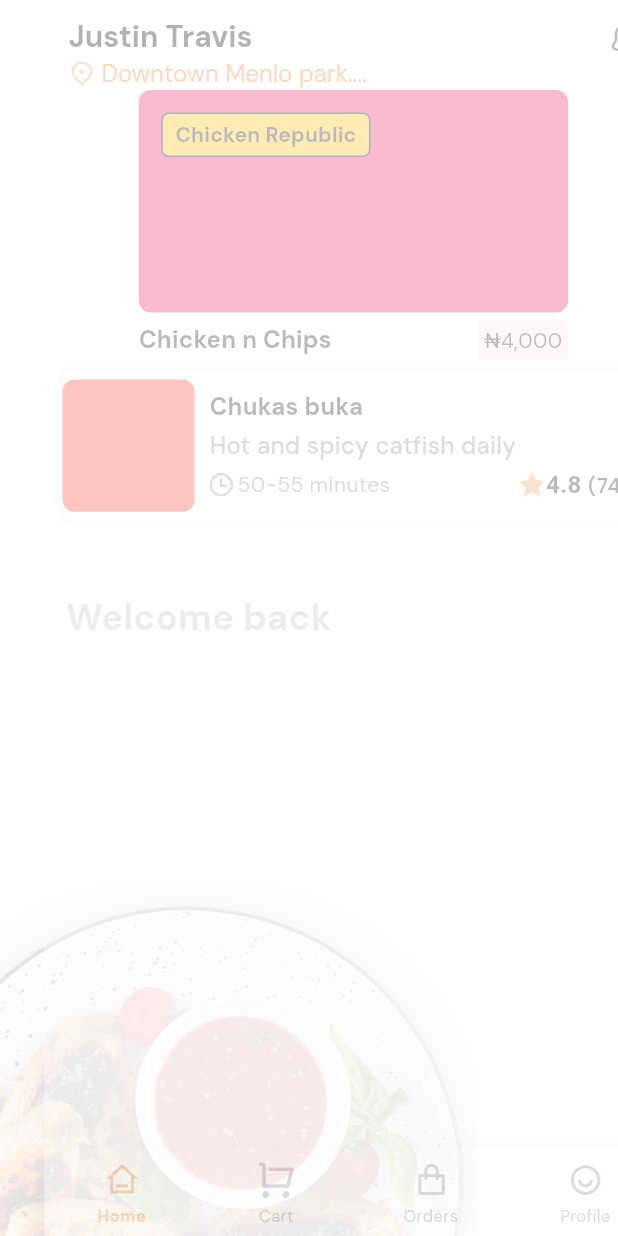
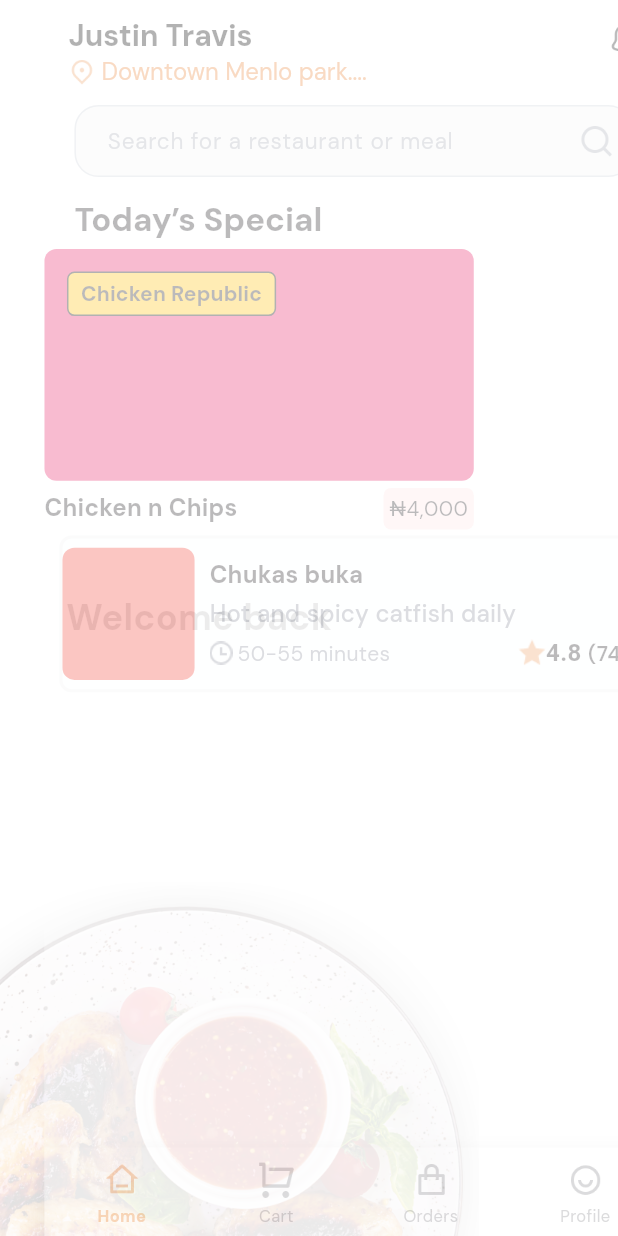
Before and after one commit to oyen-bright/kula, a Flutter app: the screen it shows after launch, after a tap on "signIn", on a phone screen of 412 x 824 dp. Run offline on Flutter 3.47's test engine with Material 3 defaults, Android fonts, the phone set to English and light mode, and no system bars; drawn by our look-alikes of auto_size_text; our stand-ins replace flutter_animate, flutter_bloc, flutter_dotenv, flutter_screenutil, freezed_annotation, go_router and 3 more; accounts and stored records are empty.

Commit message:
order section UI implemented

```diff
--- a/lib/config/app_routes.dart
+++ b/lib/config/app_routes.dart
@@ -11,6 +11,7 @@ class AppRoutes {
   static const String splash = '/splash';
   static const String login = '/login';
   static const String loginWelcome = '$login/welcome';
+
   static const String signUp = '/sign-up';
   static const String signUpWelcome = '$signUp/welcome';
   static const String signUpPhoneVerification = '$signUp/phone-verification';
@@ -20,7 +21,9 @@ class AppRoutes {
 
   static const String home = '/home';
   static const String cart = '/cart';
+
   static const String orders = '/orders';
+
   static const String profile = '/profile';
   static const String profileDetails = '$profile/profile-details';
   static const String profileManageAddress = '$profile/profile-manage-address';
@@ -31,4 +34,5 @@ class AppRoutes {
   static const String profilePrivacyPolicies = '$profile/privacy-policies';
 
   static const String addAddress = '/add-address';
+  static const String orderDetails = '/order-details';
 }
--- a/lib/extensions/widget.dart
+++ b/lib/extensions/widget.dart
@@ -13,6 +13,7 @@ extension Show on Widget {
       bool? expand,
       bool invert = false,
       double? elevation,
+      Color? barrierColor,
       bool isScrollControlled = false,
       HapticFeedbackType? hapticType = HapticFeedbackType.selection,
       bool? bottomSafeArea}) {
@@ -28,6 +29,7 @@ extension Show on Widget {
         context: context,
         elevation: elevation,
         topSafeArea: topSafeArea,
+        barrierColor: barrierColor,
         bottomSafeArea: bottomSafeArea ?? true,
         isDismissible: isDismissible,
         backgroundColor: backgroundColor,
--- a/lib/router/app_router.dart
+++ b/lib/router/app_router.dart
@@ -16,6 +16,8 @@ import 'package:kula/ui/views/authentication/sign_up/sign_up_welcome.dart';
 import 'package:kula/ui/views/authentication/sign_up/user_details.dart';
 import 'package:kula/ui/views/bottom_navigator/bottom_navigator.dart';
 import 'package:kula/ui/views/home/home_view.dart';
+import 'package:kula/ui/views/orders/order_details_view.dart';
+import 'package:kula/ui/views/orders/orders_view.dart';
 import 'package:kula/ui/views/profile/profile_customer_suport.dart';
 import 'package:kula/ui/views/profile/profile_details_view.dart';
 import 'package:kula/ui/views/profile/profile_feedback.dart';
--- a/lib/router/routes/general_routes.dart
+++ b/lib/router/routes/general_routes.dart
@@ -18,6 +18,17 @@ class General {
       pageBuilder: (context, state) {
         return AppRouter.setupPage(
           child: const AddAddress(),
+          state: state,
+        );
+      },
+    ),
+
+    GoRoute(
+      parentNavigatorKey: AppRouter.parentNavigatorKey,
+      path: AppRoutes.orderDetails,
+      pageBuilder: (context, state) {
+        return AppRouter.setupPage(
+          child: const OrderDetailsView(),
           state: state,
         );
       },
--- a/lib/router/routes/order_routes.dart
+++ b/lib/router/routes/order_routes.dart
@@ -7,7 +7,7 @@ class Orders {
       path: AppRoutes.orders,
       pageBuilder: (context, state) {
         return AppRouter.setupPage(
-          child: const Center(child: Text("Orders")),
+          child: const OrdersView(),
           state: state,
         );
       },
--- a/lib/themes/app_colors.dart
+++ b/lib/themes/app_colors.dart
@@ -31,4 +31,8 @@ class AppColors {
   static const slateGrey = Color(0xFF8C919E);
   static const goldenrodColor = Color(0xFFD4AD20);
   static const babyBlue = Color(0xFFE7F4F7);
+  static const lightGreyColor = Color(0xFFDEDEDE);
+
+  static const lightGray = Color(0xFFA8A8A8);
+  static const offWhiteColor = Color(0xFFF2F3F5);
 }
--- a/lib/themes/app_text_styles.dart
+++ b/lib/themes/app_text_styles.dart
@@ -38,5 +38,5 @@ class AppTextStyles {
       TextStyle(fontWeight: FontWeight.w300, fontSize: 14);
 
   static const TextStyle tabBarLabelTextStyle =
-      TextStyle(fontWeight: FontWeight.w700, fontSize: 17);
+      TextStyle(fontWeight: FontWeight.w600, fontSize: 15);
 }
--- a/lib/themes/app_theme.dart
+++ b/lib/themes/app_theme.dart
@@ -96,10 +96,18 @@ class AppTheme {
 
   static TabBarTheme get tabBarTheme {
     return TabBarTheme(
-      unselectedLabelColor: colorScheme.background,
-      labelColor: colorScheme.primary,
+      unselectedLabelColor: AppColors.greyTextColor,
+      labelColor: Colors.black,
+      unselectedLabelStyle: AppTextStyles.tabBarLabelTextStyle,
       labelStyle: AppTextStyles.tabBarLabelTextStyle,
-      indicator: const BoxDecoration(color: Colors.red),
+      indicator: BoxDecoration(
+        border: Border(
+          bottom: BorderSide(
+            color: colorScheme.primary,
+            width: 2.0,
+          ),
+        ),
+      ),
       indicatorColor: Colors.yellow,
     );
   }
--- a/lib/ui/components/inputs/text_field_input.dart
+++ b/lib/ui/components/inputs/text_field_input.dart
@@ -210,8 +210,8 @@ class _AppTextFieldState extends State<AppTextField> {
             suffixText: widget.suffixText,
             prefixText: widget.prefixText,
             fillColor: isFilled
-                ? AppColors.inputFieldFillColor
-                : AppColors.emptyInputFieldFillColor,
+                ? widget.backgroundColor ?? AppColors.inputFieldFillColor
+                : widget.backgroundColor ?? AppColors.emptyInputFieldFillColor,
             hintText: widget.hintText,
             labelText: widget.labelText,
             hintStyle: TextStyle(
--- a/lib/ui/views/home/home_view.dart
+++ b/lib/ui/views/home/home_view.dart
@@ -3,8 +3,10 @@ import 'package:flutter/material.dart';
 import 'package:flutter_screenutil/flutter_screenutil.dart';
 import 'package:kula/config/app_constants.dart';
 import 'package:kula/extensions/context.dart';
+import 'package:kula/extensions/widget.dart';
 import 'package:kula/themes/app_colors.dart';
 import 'package:kula/themes/app_images.dart';
+import 'package:kula/ui/components/inputs/text_field_input.dart';
 
 class HomeView extends StatelessWidget {
   const HomeView({super.key});
@@ -16,7 +18,7 @@ class HomeView extends StatelessWidget {
         child: CustomScrollView(
           slivers: [
             SliverAppBar(
-              pinned: false,
+              pinned: true,
               collapsedHeight: 60,
               toolbarHeight: 60,
               floating: true,
@@ -64,27 +66,42 @@ class HomeView extends StatelessWidget {
                           style: TextStyle(fontSize: 16)),
                     ],
                   ),
+                  const SizedBox(
+                    height: 2,
+                  ),
                 ],
               ),
             ),
-            // SliverPersistentHeader(
-            //     pinned: true,
-            //     delegate: PersistentHeader(
-            //       (shrinkOffset) => AppTextField(
-            //         hintColor: const Color.fromARGB(255, 170, 174, 184),
-            //         suffixIcon: Image.asset(
-            //           AppImages.searchIcon,
-            //           scale: 2,
-            //         ),
-            //         hintText: "Fried Rice",
-            //       ),
-            //     )),
             SliverToBoxAdapter(
               child: Column(
+                crossAxisAlignment: CrossAxisAlignment.start,
                 children: [
-                  SizedBox(
+                  const SizedBox(
+                    height: 10,
+                  ),
+                  AppTextField(
+                      hintColor: const Color.fromARGB(255, 170, 174, 184),
+                      hintText: "Search for a restaurant or meal",
+                      suffixIcon: Image.asset(
+                        AppImages.searchIcon,
+                        scale: 2,
+                      )).withHorViewPadding,
+                  const SizedBox(
+                    height: 15,
+                  ),
+                  AutoSizeText(
+                    "Today’s Special",
+                    style: context.textTheme.titleLarge
+                        ?.copyWith(fontWeight: FontWeight.w700),
+                  ).withHorViewPadding,
+                  const SizedBox(
+                    height: 5,
+                  ),
+                  Container(
                     width: 273.w,
                     height: 187.h,
+                    constraints:
+                        const BoxConstraints(minHeight: 187, minWidth: 273),
                     child: Column(
                       crossAxisAlignment: CrossAxisAlignment.stretch,
                       children: [
--- /dev/null
+++ b/lib/ui/views/orders/components/order_meal_card.dart
@@ -0,0 +1,135 @@
+import 'package:auto_size_text/auto_size_text.dart';
+import 'package:flutter/material.dart';
+import 'package:flutter_screenutil/flutter_screenutil.dart';
+import 'package:kula/config/app_constants.dart';
+import 'package:kula/config/app_routes.dart';
+import 'package:kula/extensions/context.dart';
+import 'package:kula/router/app_router.dart';
+import 'package:kula/themes/app_colors.dart';
+import 'package:kula/themes/app_images.dart';
+
+class OrderCard extends StatelessWidget {
+  const OrderCard({
+    super.key,
+  });
+
+  @override
+  Widget build(BuildContext context) {
+    return Container(
+      height: 142.h,
+      padding: EdgeInsets.all(8.r),
+      constraints: const BoxConstraints(
+        minHeight: 140,
+        maxHeight: 142,
+        maxWidth: 353,
+      ),
+      decoration: BoxDecoration(
+          color: AppColors.cardColor,
+          border: Border.all(color: AppColors.cardStrokeColor, width: 2),
+          borderRadius: BorderRadius.circular(AppConstants.borderRadiusMedium)),
+      width: double.infinity,
+      child: Column(
+        mainAxisSize: MainAxisSize.max,
+        mainAxisAlignment: MainAxisAlignment.spaceBetween,
+        crossAxisAlignment: CrossAxisAlignment.stretch,
+        children: [
+          Column(
+            crossAxisAlignment: CrossAxisAlignment.stretch,
+            children: [_buildOrderInfo(context), _buildStoreName(context)],
+          ),
+          _buildOrderTimePrice(context)
+        ],
+      ),
+    );
+  }
+
+  Row _buildStoreName(BuildContext context) {
+    return Row(
+      children: [
+        Text(
+          "Gwarimpa",
+          style: context.textTheme.bodyLarge?.copyWith(
+            color: AppColors.greyTextColor,
+            fontSize: 15,
+          ),
+        ),
+      ],
+    );
+  }
+
+  Row _buildOrderInfo(BuildContext context) {
+    return Row(
+      mainAxisSize: MainAxisSize.max,
+      children: [
+        Expanded(
+          child: AutoSizeText(
+            "Chukas buka",
+            maxLines: 1,
+            style: context.textTheme.bodyLarge?.copyWith(
+              fontSize: 15,
+              fontWeight: FontWeight.w700,
+            ),
+          ),
+        ),
+        TextButton(
+            style: TextButton.styleFrom(
+                foregroundColor: context.colorScheme.onSecondary,
+                visualDensity: VisualDensity.compact,
+                tapTargetSize: MaterialTapTargetSize.shrinkWrap,
+                padding: const EdgeInsets.only(left: 5)),
+            onPressed: () {
+              AppRouter.router.push(AppRoutes.orderDetails);
+            },
+            child: Row(
+              children: [
+                const Text("View Detailed Order "),
+                Image.asset(
+                  AppImages.forwardIcon,
+                  scale: 2,
+                ),
+              ],
+            ))
+      ],
+    );
+  }
+
+  Row _buildOrderTimePrice(BuildContext context) {
+    return Row(
+      children: [
+        Expanded(
+          child: Row(
+            children: [
+              Image.asset(
+                AppImages.timeIcon,
+                scale: 1.8,
+              ),
+              SizedBox(
+                width: 3.w,
+              ),
+              Expanded(
+                child: Text(
+                  "50-55 minutes",
+                  maxLines: 1,
+                  style: context.textTheme.bodyMedium
+                      ?.copyWith(color: AppColors.greyTextColor),
+                ),
+              )
+            ],
+          ),
+        ),
+        Container(
+          padding: EdgeInsets.symmetric(horizontal: 8.r, vertical: 4.r),
+          decoration: BoxDecoration(
+              color: AppColors.tertiaryColor,
+              borderRadius:
+                  BorderRadius.circular(AppConstants.borderRadiusSmall)),
+          child: AutoSizeText(
+            "₦40,000",
+            maxLines: 1,
+            style: context.textTheme.bodyMedium,
+          ),
+        )
+      ],
+    );
+  }
+}
--- /dev/null
+++ b/lib/ui/views/orders/order_pending.dart
@@ -0,0 +1,27 @@
+import 'package:flutter/material.dart';
+import 'package:flutter_animate/flutter_animate.dart';
+import 'package:flutter_screenutil/flutter_screenutil.dart';
+import 'package:kula/config/app_constants.dart';
+import 'package:kula/ui/views/orders/components/order_meal_card.dart';
+
+class OrderPending extends StatelessWidget {
+  const OrderPending({super.key});
+
+  @override
+  Widget build(BuildContext context) {
+    return ListView.separated(
+      padding: const EdgeInsets.symmetric(
+        vertical: AppConstants.viewPaddingVertical,
+        horizontal: AppConstants.viewPaddingHorizontal,
+      ),
+      separatorBuilder: (_, __) => SizedBox(
+        height: 10.h,
+      ),
+      itemCount: 10,
+      itemBuilder: (BuildContext context, int index) {
+        return const OrderCard()
+            .animate(effects: [FadeEffect(duration: 500.ms)]);
+      },
+    );
+  }
+}
--- /dev/null
+++ b/lib/ui/views/orders/orders_view.dart
@@ -0,0 +1,33 @@
+import 'package:flutter/material.dart';
+import 'package:kula/ui/components/headers/app_bar.dart';
+import 'package:kula/ui/views/orders/order_completed.dart';
+
+import 'order_pending.dart';
+
+class OrdersView extends StatelessWidget {
+  const OrdersView({super.key});
+
+  @override
+  Widget build(BuildContext context) {
+    return DefaultTabController(
+      length: 2,
+      child: Scaffold(
+        appBar: ViewAppBar(
+          toolbarHeight: 100,
+          title: "Orders",
+          bottom: const TabBar(tabs: [
+            Tab(
+              text: "Pending orders",
+            ),
+            Tab(
+              text: "Completed orders",
+            )
+          ]),
+        ),
+        body: const TabBarView(
+          children: [OrderPending(), OrderCompleted()],
+        ),
+      ),
+    );
+  }
+}
--- a/lib/ui/views/profile/profile_view.dart
+++ b/lib/ui/views/profile/profile_view.dart
@@ -1,4 +1,5 @@
 import 'package:flutter/material.dart';
+import 'package:flutter_animate/flutter_animate.dart';
 import 'package:flutter_screenutil/flutter_screenutil.dart';
 import 'package:kula/config/app_constants.dart';
 import 'package:kula/config/app_routes.dart';
@@ -15,7 +16,11 @@ class ProfileView extends StatelessWidget {
     return Scaffold(
       body: SafeArea(
         child: Column(
+          crossAxisAlignment: CrossAxisAlignment.stretch,
           children: [
+            const SizedBox(
+              height: 15,
+            ),
             const Align(
               alignment: Alignment.center,
               child: WalletInfo(),
@@ -48,11 +53,21 @@ class ProfileView extends StatelessWidget {
                       style: context.textTheme.titleLarge
                           ?.copyWith(fontSize: 18, fontWeight: FontWeight.w500),
                     ),
+                    const SizedBox(
+                      height: 10,
+                    ),
                     ..._buildCompanyOptions()
                   ],
                 ),
               ),
-            ))
+            )),
+            const SizedBox(
+              height: 10,
+            ),
+            TextButton(onPressed: () {}, child: const Text("Sign out")),
+            const SizedBox(
+              height: 10,
+            ),
           ],
         ),
       ),
@@ -95,7 +110,9 @@ List<Widget> _buildAccountOptions() {
           ),
         ),
       )
-      .toList();
+      .toList()
+      .animate(interval: 400.ms)
+      .fade(duration: 500.ms);
 }
 
 List<Widget> _buildCompanyOptions() {
@@ -135,7 +152,9 @@ List<Widget> _buildCompanyOptions() {
           ),
         ),
       )
-      .toList();
+      .toList()
+      .animate(interval: 400.ms)
+      .fade(duration: 500.ms);
 }
 
 class WalletInfo extends StatelessWidget {
```
Also changed, not shown: lib/ui/views/orders/components/order_detail_card.dart (added, +123 -0 lines), lib/ui/views/orders/order_completed.dart (added, +27 -0 lines), lib/ui/views/orders/order_details_view.dart (added, +151 -0 lines).
